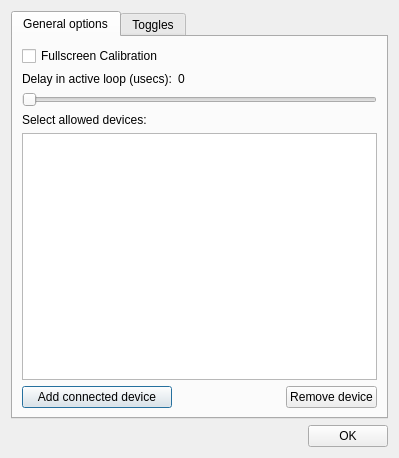
Above: stuff/configuration.ui from pnegre/python-whiteboard before the change. Below: the same form after it.
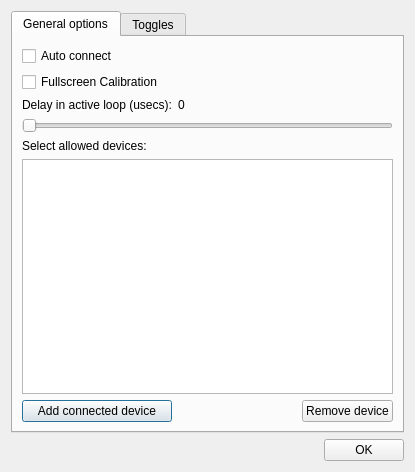
That is the form after the change.

Commit message: Added autoconnect capability

Patch:
```diff
--- a/stuff/configuration.ui
+++ b/stuff/configuration.ui
@@ -6,10 +6,22 @@
    <rect>
     <x>0</x>
     <y>0</y>
-    <width>399</width>
-    <height>458</height>
+    <width>415</width>
+    <height>472</height>
    </rect>
   </property>
+  <property name="minimumSize">
+   <size>
+    <width>415</width>
+    <height>472</height>
+   </size>
+  </property>
+  <property name="maximumSize">
+   <size>
+    <width>415</width>
+    <height>472</height>
+   </size>
+  </property>
   <property name="windowTitle">
    <string>Configuration</string>
   </property>
@@ -31,64 +43,58 @@
       </attribute>
       <layout class="QGridLayout" name="gridLayout_2">
        <item row="0" column="0">
+        <widget class="QCheckBox" name="check_autoconnect">
+         <property name="text">
+          <string>Auto connect</string>
+         </property>
+        </widget>
+       </item>
+       <item row="1" column="0">
         <widget class="QCheckBox" name="check_fullscreen">
          <property name="text">
           <string>Fullscreen Calibration</string>
          </property>
         </widget>
        </item>
-       <item row="0" column="1">
-        <spacer name="horizontalSpacer_4">
-         <property name="orientation">
-          <enum>Qt::Horizontal</enum>
-         </property>
-         <property name="sizeHint" stdset="0">
-          <size>
-           <width>49</width>
-           <height>20</height>
-          </size>
-         </property>
-        </spacer>
-       </item>
-       <item row="1" column="0">
+       <item row="2" column="0">
         <widget class="QLabel" name="label_2">
          <property name="text">
           <string>Delay in active loop (usecs):</string>
          </property>
         </widget>
        </item>
-       <item row="1" column="1">
+       <item row="2" column="1">
         <widget class="QLabel" name="label_delayloop">
          <property name="text">
           <string>0</string>
          </property>
         </widget>
        </item>
-       <item row="2" column="0" colspan="4">
+       <item row="3" column="0" colspan="3">
         <widget class="QSlider" name="slider_delayloop">
          <property name="orientation">
           <enum>Qt::Horizontal</enum>
          </property>
         </widget>
        </item>
-       <item row="3" column="0">
+       <item row="4" column="0">
         <widget class="QLabel" name="label">
          <property name="text">
           <string>Select allowed devices:</string>
          </property>
         </widget>
        </item>
-       <item row="4" column="0" colspan="4">
+       <item row="5" column="0" colspan="3">
         <widget class="QListWidget" name="macListWidget"/>
        </item>
-       <item row="5" column="0">
+       <item row="6" column="0">
         <widget class="QPushButton" name="button_addDev">
          <property name="text">
           <string>Add connected device</string>
          </property>
         </widget>
        </item>
-       <item row="5" column="1">
+       <item row="6" column="1">
         <spacer name="horizontalSpacer_3">
          <property name="orientation">
           <enum>Qt::Horizontal</enum>
@@ -101,7 +107,7 @@
          </property>
         </spacer>
        </item>
-       <item row="5" column="2" colspan="2">
+       <item row="6" column="2">
         <widget class="QPushButton" name="button_remDev">
          <property name="text">
           <string>Remove device</string>
```
The commit also changes 2 other files.
